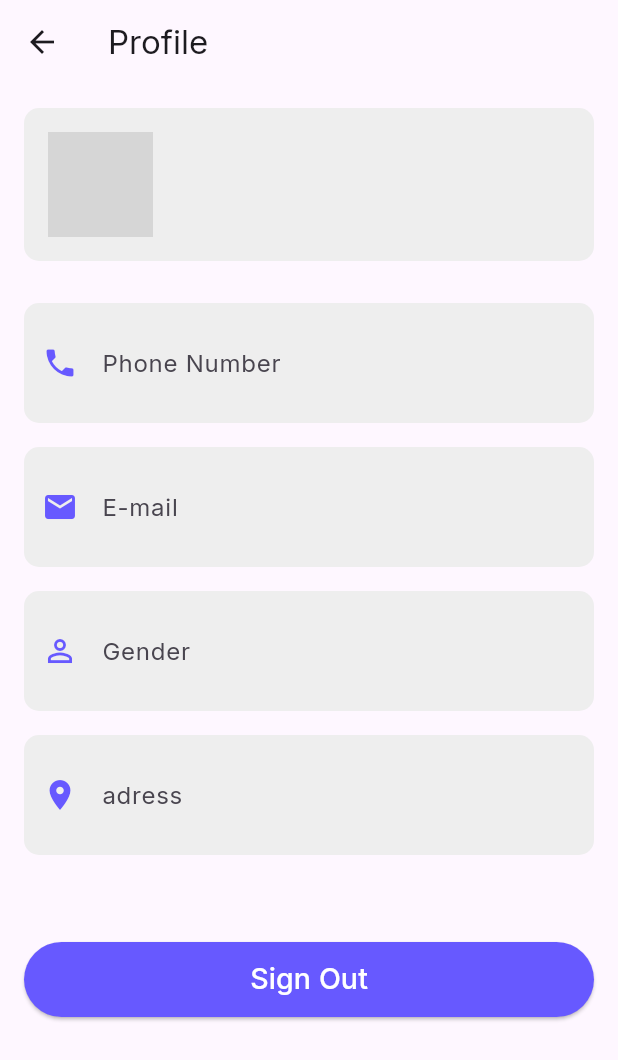
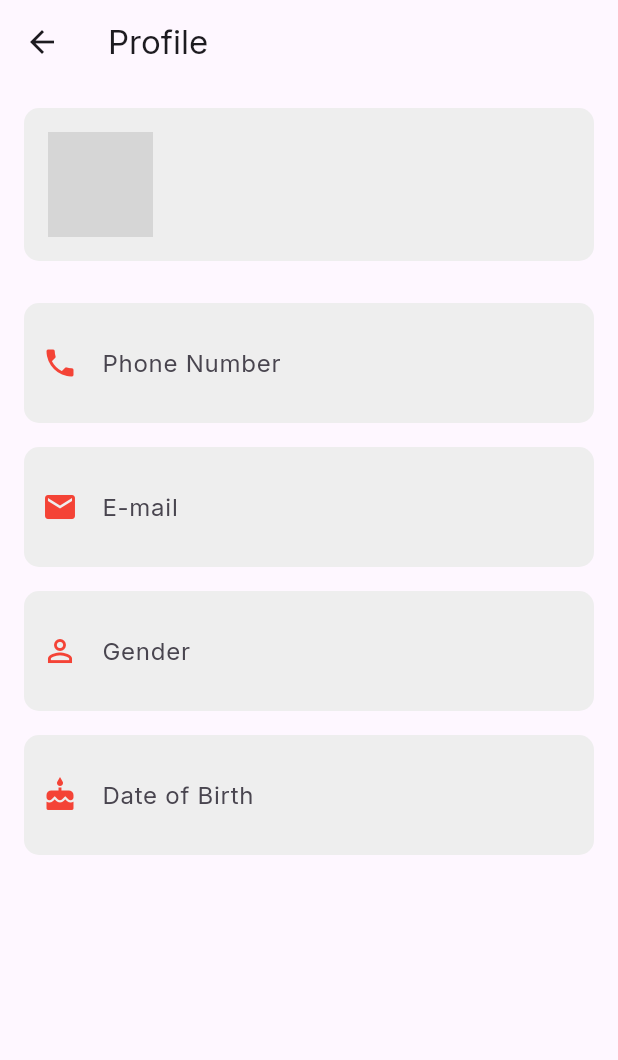
Before and after one commit to mennamaherr/final_repo, a Flutter app: the MenuPage screen opened directly, on a phone screen of 412 x 824 dp. Shown: the top 1060 px of the screen. Run offline on Flutter 3.47's test engine with Material 3 defaults, Android fonts, the light colour scheme and no system bars; our stand-ins replace awesome_dialog, cloud_firestore, firebase_auth, firebase_core, google_fonts, google_sign_in and 2 more; accounts and stored records are empty; grey boxes are pictures that could not be loaded.

Commit message:
final commit

```diff
--- a/lib/my_home.dart
+++ b/lib/my_home.dart
@@ -55,6 +55,7 @@ class MyHome extends StatelessWidget {
           const SliverToBoxAdapter(
               child: SizedBox(height: 20)), // Extra spacing before offers
           const SliverFillRemaining(child: OffersListView()),
+         // SliverToBoxAdapter(child: ButtonNavBar(),)
         ],
       ),
     );
--- a/lib/screens/menu_page.dart
+++ b/lib/screens/menu_page.dart
@@ -1,10 +1,240 @@
+
+
+//    import 'package:flutter/material.dart';
+// import 'package:cloud_firestore/cloud_firestore.dart';
+// import 'package:firebase_auth/firebase_auth.dart';
+// import 'package:onservice/features/auth/screens/signInScreen.dart';
+
+
+// class MenuPage extends StatefulWidget {
+//   const MenuPage({super.key});
+
+//   @override
+//   _MenuPageState createState() => _MenuPageState();
+// }
+
+// class _MenuPageState extends State<MenuPage> {
+//   final FirebaseAuth _auth = FirebaseAuth.instance;
+//   final FirebaseFirestore _firestore = FirebaseFirestore.instance;
+//   User? user;
+//   Map<String, dynamic>? userData;
+
+//   @override
+//   void initState() {
+//     super.initState();
+//     _getUserData();
+//   }
+
+//   Future<void> _getUserData() async {
+//     user = _auth.currentUser;
+//     if (user != null) {
+//       final doc = await _firestore.collection('users').doc(user!.uid).get();
+//       setState(() {
+//         userData = doc.data();
+//       });
+//     }
+//   }
+//   Future<void> signOutUser(BuildContext context) async {
+//     await _auth.signOut();
+//     Navigator.pushReplacement(
+//       context,
+//       MaterialPageRoute(builder: (context) => SignInScreen()),
+//     );
+//   }
+//   @override
+//   Widget build(BuildContext context) {
+//     if (userData == null) {
+//       return Scaffold(
+//         appBar: AppBar(title: const Text('Loading...')),
+//         body: const Center(child: CircularProgressIndicator()),
+//       );
+//     }
+
+//     return Scaffold(
+//       appBar: AppBar(title: Text('Profile'),),
+//       body: Padding(
+//         padding: const EdgeInsets.all(16.0),
+//         child: ListView(
+//           children: [
+//             UserHeader(
+//               name: userData!['username'] ?? 'No Name',
+//               imagePath: userData!['image']?? 'assets/default/default_image.jpg',
+//             ),
+//             const SizedBox(height: 20),
+//             UserInfoField(
+//               iconData: Icons.phone,
+//               labelText: 'Phone Number',
+//               initialValue: userData!['phone'] ?? '',
+//               onFieldSubmitted: (value) => _updateUserData('phone', value),
+//             ),
+//             UserInfoField(
+//               iconData: Icons.email,
+//               labelText: 'E-mail',
+//               initialValue: userData!['email'] ?? '',
+//               onFieldSubmitted: (value) => _updateUserData('email', value),
+//             ),
+//             UserInfoField(
+//               iconData: Icons.person_outline,
+//               labelText: 'Gender',
+//               initialValue: userData!['gender'] ?? '',
+//               onFieldSubmitted: (value) => _updateUserData('gender', value),
+//             ),
+//             UserInfoField(
+//               iconData: Icons.location_on,
+//               labelText: 'adress',
+//               initialValue: userData!['adress'] ?? '',
+//               onFieldSubmitted: (value) => _updateUserData('adress', value),
+//             ),
+//             SizedBox(height: 50,),
+
+//             ElevatedButton(
+//               onPressed: () => signOutUser(context),
+//               style: ElevatedButton.styleFrom(
+//                 backgroundColor: Color(0xff6759FF),
+//                 minimumSize: Size(double.infinity,
+//                     50), // Set minimum width and height
+//               ),
+//               child: const Text(
+//                 "Sign Out",
+//                 style: TextStyle(fontSize: 19, color: Colors.white),
+//               ),
+//             ),
+
+
+//           ],
+//         ),
+//       ),
+//     );
+//   }
+
+//   Future<void> _updateUserData(String field, String value) async {
+//     if (user != null) {
+//       await _firestore
+//           .collection('users')
+//           .doc(user!.uid)
+//           .update({field: value});
+//       _getUserData(); // Refresh the data
+//     }
+//   }
+// }
+
+// class UserHeader extends StatelessWidget {
+//   final String name;
+//   final String imagePath;
+
+// const UserHeader({
+//     super.key,
+//     required this.name,
+//     required this.imagePath,
+//   });
+//   @override
+//   Widget build(BuildContext context) {
+//     return Container(
+//       padding: const EdgeInsets.all(16),
+//       decoration: BoxDecoration(
+//         color: Colors.grey[200],
+//         borderRadius: BorderRadius.circular(10),
+//       ),
+//       child: Row(
+//         children: [
+//           CircleAvatar(
+//             radius: 35,
+//             backgroundImage: imagePath.startsWith('http') // Check if it's a URL
+//                 ? NetworkImage(imagePath) // Use NetworkImage for online images
+//                 : AssetImage(imagePath) as ImageProvider, // Use AssetImage for local images
+//             onBackgroundImageError: (_, __) => const Icon(Icons.error),
+//           ),
+//           SizedBox(width: 16),
+//           Column(
+//             crossAxisAlignment: CrossAxisAlignment.start,
+//             children: [
+//               Text('${FirebaseAuth.instance.currentUser!.displayName}',
+//                   style: TextStyle(fontSize: 18, fontWeight: FontWeight.bold)),
+//               Text('${FirebaseAuth.instance.currentUser!.email}',
+//                   style: TextStyle(color: Colors.grey)),
+//             ],
+//           ),
+//         ],
+//       ),
+//     );
+//   }
+// }
+
+// class UserInfoField extends StatelessWidget {
+//   final IconData iconData;
+//   final String labelText;
+//   final String initialValue;
+//   final Function(String) onFieldSubmitted; // Callback for updates
+
+//   const UserInfoField({
+//     super.key,
+//     required this.iconData,
+//     required this.labelText,
+//     required this.initialValue,
+//     required this.onFieldSubmitted,
+//   });
+
+//   @override
+//   Widget build(BuildContext context) {
+//     final TextEditingController controller =
+//     TextEditingController(text: initialValue);
+
+//     return Padding(
+//       padding: const EdgeInsets.symmetric(vertical: 8.0),
+//       child: Container(
+//         padding: const EdgeInsets.all(12),
+//         decoration: BoxDecoration(
+//           color: Colors.grey[200],
+//           borderRadius: BorderRadius.circular(10),
+//         ),
+//         child: Row(
+//           children: [
+//             Icon(iconData, color: Color(0xff6759FF)),
+//             const SizedBox(width: 16),
+//             Expanded(
+//               child: TextField(
+//                 decoration: InputDecoration(
+//                   labelText: labelText,
+//                   border: InputBorder.none,
+//                 ),
+//                 controller: controller,
+//                 onSubmitted: onFieldSubmitted, // Handle field submission
+//               ),
+//             ),
+//           ],
+//         ),
+//       ),
+//     );
+//   }
+// }
+
+// class CustomAppBar extends StatelessWidget {
+//   final String currentPage;
+//   const CustomAppBar({super.key, required this.currentPage});
+
+//   @override
+//   Widget build(BuildContext context) {
+//     return AppBar(
+//       title: Text(currentPage == 'menu' ? 'Menu' : 'AppBar'),
+//     );
+//   }
+// }
+
+
+
+
+
+
+
+
+
+
 
 
    import 'package:flutter/material.dart';
 import 'package:cloud_firestore/cloud_firestore.dart';
 import 'package:firebase_auth/firebase_auth.dart';
 import 'package:onservice/features/auth/screens/signInScreen.dart';
-
 
 class MenuPage extends StatefulWidget {
   const MenuPage({super.key});
@@ -34,6 +264,7 @@ class _MenuPageState extends State<MenuPage> {
       });
     }
   }
+
   Future<void> signOutUser(BuildContext context) async {
     await _auth.signOut();
     Navigator.pushReplacement(
@@ -41,6 +272,7 @@ class _MenuPageState extends State<MenuPage> {
       MaterialPageRoute(builder: (context) => SignInScreen()),
     );
   }
+
   @override
   Widget build(BuildContext context) {
     if (userData == null) {
@@ -51,15 +283,14 @@ class _MenuPageState extends State<MenuPage> {
     }
 
     return Scaffold(
-      appBar: AppBar(title: Text('Profile'),),
+      appBar: AppBar(
+        title: Text('Profile'),
+      ),
       body: Padding(
         padding: const EdgeInsets.all(16.0),
         child: ListView(
           children: [
-            UserHeader(
-              name: userData!['username'] ?? 'No Name',
-              imagePath: userData!['image']?? 'assets/default/default_image.jpg',
-            ),
+            const UserHeader(),
             const SizedBox(height: 20),
             UserInfoField(
               iconData: Icons.phone,
@@ -80,27 +311,11 @@ class _MenuPageState extends State<MenuPage> {
               onFieldSubmitted: (value) => _updateUserData('gender', value),
             ),
             UserInfoField(
-              iconData: Icons.location_on,
-              labelText: 'adress',
-              initialValue: userData!['adress'] ?? '',
-              onFieldSubmitted: (value) => _updateUserData('adress', value),
+              iconData: Icons.cake,
+              labelText: 'Date of Birth',
+              initialValue: userData!['dob'] ?? '',
+              onFieldSubmitted: (value) => _updateUserData('dob', value),
             ),
-            SizedBox(height: 50,),
-
-            ElevatedButton(
-              onPressed: () => signOutUser(context),
-              style: ElevatedButton.styleFrom(
-                backgroundColor: Color(0xff6759FF),
-                minimumSize: Size(double.infinity,
-                    50), // Set minimum width and height
-              ),
-              child: const Text(
-                "Sign Out",
-                style: TextStyle(fontSize: 19, color: Colors.white),
-              ),
-            ),
-
-
           ],
         ),
       ),
@@ -119,14 +334,8 @@ class _MenuPageState extends State<MenuPage> {
 }
 
 class UserHeader extends StatelessWidget {
-  final String name;
-  final String imagePath;
+  const UserHeader({super.key});
 
-const UserHeader({
-    super.key,
-    required this.name,
-    required this.imagePath,
-  });
   @override
   Widget build(BuildContext context) {
     return Container(
@@ -139,10 +348,7 @@ const UserHeader({
         children: [
           CircleAvatar(
             radius: 35,
-            backgroundImage: imagePath.startsWith('http') // Check if it's a URL
-                ? NetworkImage(imagePath) // Use NetworkImage for online images
-                : AssetImage(imagePath) as ImageProvider, // Use AssetImage for local images
-            onBackgroundImageError: (_, __) => const Icon(Icons.error),
+            backgroundImage: AssetImage('assets/profile_picture.png'),
           ),
           SizedBox(width: 16),
           Column(
@@ -177,7 +383,7 @@ class UserInfoField extends StatelessWidget {
   @override
   Widget build(BuildContext context) {
     final TextEditingController controller =
-    TextEditingController(text: initialValue);
+        TextEditingController(text: initialValue);
 
     return Padding(
       padding: const EdgeInsets.symmetric(vertical: 8.0),
@@ -189,7 +395,7 @@ class UserInfoField extends StatelessWidget {
         ),
         child: Row(
           children: [
-            Icon(iconData, color: Color(0xff6759FF)),
+            Icon(iconData, color: Colors.red),
             const SizedBox(width: 16),
             Expanded(
               child: TextField(
@@ -219,209 +425,3 @@ class CustomAppBar extends StatelessWidget {
     );
   }
 }
-
-
-
-
-
-
-
-
-
-
-
-
-   // import 'package:flutter/material.dart';
-// import 'package:cloud_firestore/cloud_firestore.dart';
-// import 'package:firebase_auth/firebase_auth.dart';
-// import 'package:onservice/features/auth/screens/signInScreen.dart';
-
-// class MenuPage extends StatefulWidget {
-//   const MenuPage({super.key});
-
-//   @override
-//   _MenuPageState createState() => _MenuPageState();
-// }
-
-// class _MenuPageState extends State<MenuPage> {
-//   final FirebaseAuth _auth = FirebaseAuth.instance;
-//   final FirebaseFirestore _firestore = FirebaseFirestore.instance;
-//   User? user;
-//   Map<String, dynamic>? userData;
-
-//   @override
-//   void initState() {
-//     super.initState();
-//     _getUserData();
-//   }
-
-//   Future<void> _getUserData() async {
-//     user = _auth.currentUser;
-//     if (user != null) {
-//       final doc = await _firestore.collection('users').doc(user!.uid).get();
-//       setState(() {
-//         userData = doc.data();
-//       });
-//     }
-//   }
-
-//   Future<void> signOutUser(BuildContext context) async {
-//     await _auth.signOut();
-//     Navigator.pushReplacement(
-//       context,
-//       MaterialPageRoute(builder: (context) => SignInScreen()),
-//     );
-//   }
-
-//   @override
-//   Widget build(BuildContext context) {
-//     if (userData == null) {
-//       return Scaffold(
-//         appBar: AppBar(title: const Text('Loading...')),
-//         body: const Center(child: CircularProgressIndicator()),
-//       );
-//     }
-
-//     return Scaffold(
-//       appBar: AppBar(
-//         title: Text('Profile'),
-//       ),
-//       body: Padding(
-//         padding: const EdgeInsets.all(16.0),
-//         child: ListView(
-//           children: [
-//             const UserHeader(),
-//             const SizedBox(height: 20),
-//             UserInfoField(
-//               iconData: Icons.phone,
-//               labelText: 'Phone Number',
-//               initialValue: userData!['phone'] ?? '',
-//               onFieldSubmitted: (value) => _updateUserData('phone', value),
-//             ),
-//             UserInfoField(
-//               iconData: Icons.email,
-//               labelText: 'E-mail',
-//               initialValue: userData!['email'] ?? '',
-//               onFieldSubmitted: (value) => _updateUserData('email', value),
-//             ),
-//             UserInfoField(
-//               iconData: Icons.person_outline,
-//               labelText: 'Gender',
-//               initialValue: userData!['gender'] ?? '',
-//               onFieldSubmitted: (value) => _updateUserData('gender', value),
-//             ),
-//             UserInfoField(
-//               iconData: Icons.cake,
-//               labelText: 'Date of Birth',
-//               initialValue: userData!['dob'] ?? '',
-//               onFieldSubmitted: (value) => _updateUserData('dob', value),
-//             ),
-//           ],
-//         ),
-//       ),
-//     );
-//   }
-
-//   Future<void> _updateUserData(String field, String value) async {
-//     if (user != null) {
-//       await _firestore
-//           .collection('users')
-//           .doc(user!.uid)
-//           .update({field: value});
-//       _getUserData(); // Refresh the data
-//     }
-//   }
-// }
-
-// class UserHeader extends StatelessWidget {
-//   const UserHeader({super.key});
-
-//   @override
-//   Widget build(BuildContext context) {
-//     return Container(
-//       padding: const EdgeInsets.all(16),
-//       decoration: BoxDecoration(
-//         color: Colors.grey[200],
-//         borderRadius: BorderRadius.circular(10),
-//       ),
-//       child: Row(
-//         children: [
-//           CircleAvatar(
-//             radius: 35,
-//             backgroundImage: AssetImage('assets/profile_picture.png'),
-//           ),
-//           SizedBox(width: 16),
-//           Column(
-//             crossAxisAlignment: CrossAxisAlignment.start,
-//             children: [
-//               Text('${FirebaseAuth.instance.currentUser!.displayName}',
-//                   style: TextStyle(fontSize: 18, fontWeight: FontWeight.bold)),
-//               Text('${FirebaseAuth.instance.currentUser!.email}',
-//                   style: TextStyle(color: Colors.grey)),
-//             ],
-//           ),
-//         ],
-//       ),
-//     );
-//   }
-// }
-
-// class UserInfoField extends StatelessWidget {
-//   final IconData iconData;
-//   final String labelText;
-//   final String initialValue;
-//   final Function(String) onFieldSubmitted; // Callback for updates
-
-//   const UserInfoField({
-//     super.key,
-//     required this.iconData,
-//     required this.labelText,
-//     required this.initialValue,
-//     required this.onFieldSubmitted,
-//   });
-
-//   @override
-//   Widget build(BuildContext context) {
-//     final TextEditingController controller =
-//         TextEditingController(text: initialValue);
-
-//     return Padding(
-//       padding: const EdgeInsets.symmetric(vertical: 8.0),
-//       child: Container(
-//         padding: const EdgeInsets.all(12),
-//         decoration: BoxDecoration(
-//           color: Colors.grey[200],
-//           borderRadius: BorderRadius.circular(10),
-//         ),
-//         child: Row(
-//           children: [
-//             Icon(iconData, color: Colors.red),
-//             const SizedBox(width: 16),
-//             Expanded(
-//               child: TextField(
-//                 decoration: InputDecoration(
-//                   labelText: labelText,
-//                   border: InputBorder.none,
-//                 ),
-//                 controller: controller,
-//                 onSubmitted: onFieldSubmitted, // Handle field submission
-//               ),
-//             ),
-//           ],
-//         ),
-//       ),
-//     );
-//   }
-// }
-
-// class CustomAppBar extends StatelessWidget {
-//   final String currentPage;
-//   const CustomAppBar({super.key, required this.currentPage});
-
-//   @override
-//   Widget build(BuildContext context) {
-//     return AppBar(
-//       title: Text(currentPage == 'menu' ? 'Menu' : 'AppBar'),
-//     );
-//   }
-// }
```
